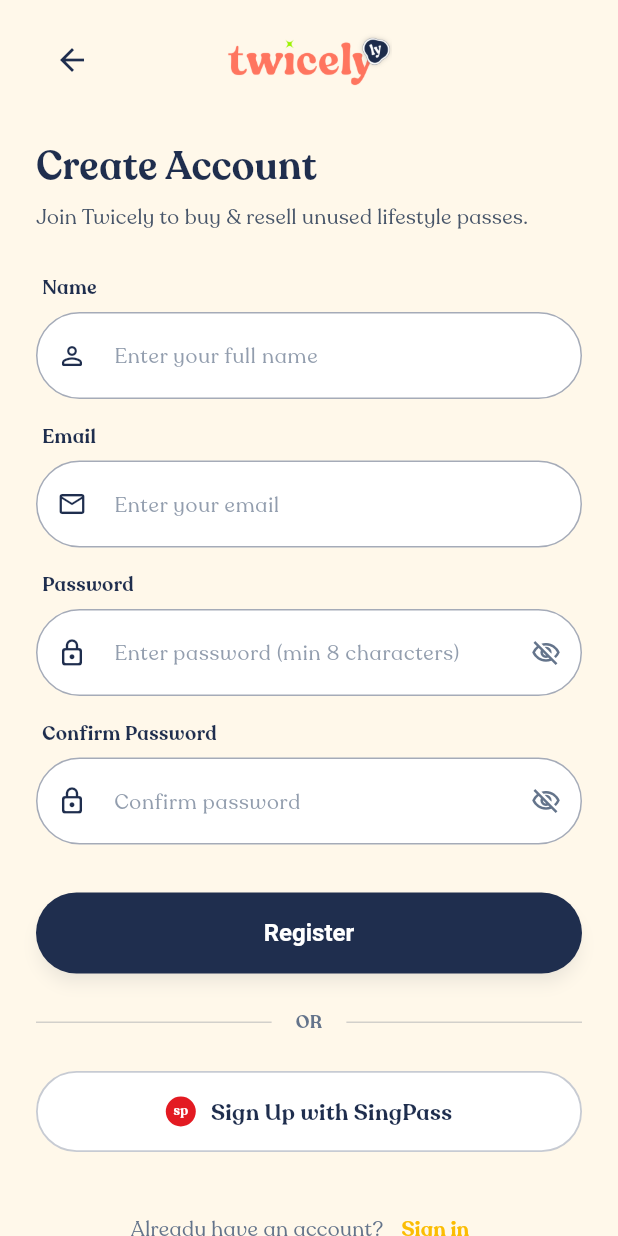
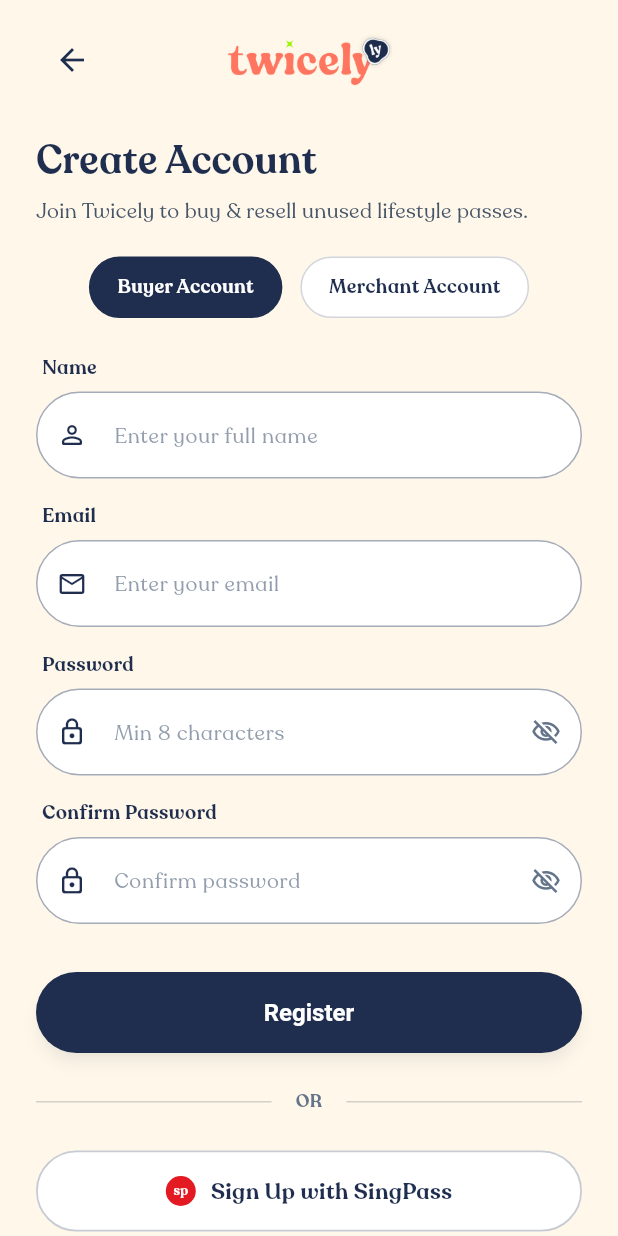
Before and after one commit to hanzlamirza910-stack/Twicely, a Flutter app: the SignupScreen screen opened directly, on a phone screen of 412 x 824 dp. Run offline on Flutter 3.47's test engine with Material 3 defaults, Android fonts, the phone set to English and light mode, and no system bars; our stand-ins replace shared_preferences, webview_flutter; accounts and stored records are empty; network calls fail.

Commit message:
feat: complete registration flow, support merchant onboarding & fix keyboard focus loop

```diff
--- a/lib/features/auth/presentation/screens/signup_screen.dart
+++ b/lib/features/auth/presentation/screens/signup_screen.dart
@@ -16,14 +16,20 @@
 class _SignupScreenState extends State<SignupScreen> {
   final _formKey = GlobalKey<FormState>();
 
+  // Shared fields
   final _nameController = TextEditingController();
   final _emailController = TextEditingController();
   final _passwordController = TextEditingController();
   final _confirmPasswordController = TextEditingController();
 
+  // Merchant-only fields
+  final _businessNameController = TextEditingController();
+  final _phoneController = TextEditingController();
+
   bool _isLoading = false;
   bool _obscurePassword = true;
   bool _obscureConfirmPassword = true;
+  bool _isMerchantSignup = false; // toggle between Buyer and Merchant signup
 
   @override
   void dispose() {
@@ -31,6 +37,8 @@
     _emailController.dispose();
     _passwordController.dispose();
     _confirmPasswordController.dispose();
+    _businessNameController.dispose();
+    _phoneController.dispose();
     super.dispose();
   }
 
@@ -39,7 +47,55 @@
       setState(() => _isLoading = true);
 
       final email = _emailController.text.trim();
-      debugPrint('[Signup] Registering user: $email');
+
+      if (_isMerchantSignup) {
+        // ── Merchant Registration ──
+        debugPrint('[Signup] Registering MERCHANT: $email, business: ${_businessNameController.text.trim()}');
+
+        final result = await ApiService.registerMerchant(
+          email: email,
+          password: _passwordController.text,
+          confirmPassword: _confirmPasswordController.text,
+          businessName: _businessNameController.text.trim(),
+          phone: _phoneController.text.trim(),
+          firstName: _nameController.text.trim().split(' ').first,
+          lastName: _nameController.text.trim().split(' ').length > 1
+              ? _nameController.text.trim().split(' ').sublist(1).join(' ')
+              : null,
+        );
+
+        debugPrint('[Signup] Merchant registration response: $result');
+
+        if (!mounted) return;
+        setState(() => _isLoading = false);
+
+        if (result['success'] == true) {
+          ScaffoldMessenger.of(context).showSnackBar(
+            const SnackBar(
+              content: Text('Merchant account created! Please verify your email.'),
+              backgroundColor: AppColors.success,
+            ),
+          );
+          Navigator.of(context).push(
+            MaterialPageRoute(
+              builder: (context) => OtpScreen(
+                email: email,
+                isMerchant: true,
+                isPasswordReset: false,
+              ),
+            ),
+          );
+        } else {
+          ScaffoldMessenger.of(context).showSnackBar(
+            SnackBar(
+              content: Text(result['message'] ?? 'Merchant registration failed. Please try again.'),
+              backgroundColor: AppColors.danger,
+            ),
+          );
+        }
+      } else {
+        // ── Buyer/User Registration ──
+        debugPrint('[Signup] Registering USER: $email');
 
         final result = await ApiService.registerUser(
           name: _nameController.text.trim(),
@@ -53,22 +109,20 @@
         setState(() => _isLoading = false);
 
         if (result['success'] == true) {
-        // Send OTP for email verification
-        debugPrint('[Signup] Registration success. Sending OTP for registration to: $email');
-        final otpResult = await ApiService.sendOtp(
+          debugPrint('[Signup] Success. Sending OTP for registration to: $email');
+          await ApiService.sendOtp(
             type: 'email',
             email: email,
             purpose: 'registration',
           );
-        debugPrint('[Signup] OTP send response: $otpResult');
 
           if (!mounted) return;
 
-        // Navigate to OTP verification screen
           Navigator.of(context).push(
             MaterialPageRoute(
               builder: (context) => OtpScreen(
                 email: email,
+                isMerchant: false,
                 isPasswordReset: false,
               ),
             ),
@@ -80,6 +134,7 @@
               backgroundColor: AppColors.danger,
             ),
           );
+        }
       }
     }
   }
@@ -97,9 +152,7 @@
     return Scaffold(
       backgroundColor: AppColors.bgLight,
       body: SafeArea(
-        child: Stack(
-          children: [
-            SingleChildScrollView(
+        child: SingleChildScrollView(
           padding: const EdgeInsets.symmetric(horizontal: 24.0, vertical: 16.0),
           child: Form(
             key: _formKey,
@@ -137,7 +190,7 @@
                     const SizedBox(width: 48),
                   ],
                 ),
-                    const SizedBox(height: 28),
+                const SizedBox(height: 24),
 
                 // Title
                 const Text(
@@ -156,10 +209,23 @@
                     fontSize: 14,
                   ),
                 ),
-                    const SizedBox(height: 28),
+                const SizedBox(height: 20),
 
-                    // ── Name ──
-                    _fieldLabel('Name'),
+                // ── Account Type Toggle ──
+                Row(
+                  mainAxisAlignment: MainAxisAlignment.center,
+                  children: [
+                    _buildTypeButton('Buyer Account', !_isMerchantSignup,
+                        () => setState(() => _isMerchantSignup = false)),
+                    const SizedBox(width: 12),
+                    _buildTypeButton('Merchant Account', _isMerchantSignup,
+                        () => setState(() => _isMerchantSignup = true)),
+                  ],
+                ),
+                const SizedBox(height: 24),
+
+                // ── Full Name ──
+                _fieldLabel(_isMerchantSignup ? 'Full Name' : 'Name'),
                 TextFormField(
                   controller: _nameController,
                   validator: (val) => Validators.validateRequired(val, 'Name'),
@@ -171,6 +237,40 @@
                   ),
                 ),
                 const SizedBox(height: 16),
+
+                // ── Business Name (Merchant only) ──
+                if (_isMerchantSignup) ...[
+                  _fieldLabel('Business Name'),
+                  TextFormField(
+                    controller: _businessNameController,
+                    validator: (val) => _isMerchantSignup
+                        ? Validators.validateRequired(val, 'Business Name')
+                        : null,
+                    textCapitalization: TextCapitalization.words,
+                    style: const TextStyle(fontSize: 15, color: AppColors.primary),
+                    decoration: _inputDecoration(
+                      hint: 'e.g. Amara Spa & Wellness',
+                      icon: Icons.business_outlined,
+                    ),
+                  ),
+                  const SizedBox(height: 16),
+
+                  // ── Phone (Merchant only) ──
+                  _fieldLabel('Phone Number'),
+                  TextFormField(
+                    controller: _phoneController,
+                    validator: (val) => _isMerchantSignup
+                        ? Validators.validateRequired(val, 'Phone')
+                        : null,
+                    keyboardType: TextInputType.phone,
+                    style: const TextStyle(fontSize: 15, color: AppColors.primary),
+                    decoration: _inputDecoration(
+                      hint: '+65 8888 8888',
+                      icon: Icons.phone_outlined,
+                    ),
+                  ),
+                  const SizedBox(height: 16),
+                ],
 
                 // ── Email ──
                 _fieldLabel('Email'),
@@ -194,7 +294,7 @@
                   validator: Validators.validatePassword,
                   style: const TextStyle(fontSize: 15, color: AppColors.primary),
                   decoration: _inputDecoration(
-                        hint: 'Enter password (min 8 characters)',
+                    hint: 'Min 8 characters',
                     icon: Icons.lock_outline_rounded,
                     suffix: IconButton(
                       icon: Icon(
@@ -241,7 +341,7 @@
 
                 // ── Register Button ──
                 CustomButton(
-                      text: 'Register',
+                  text: _isMerchantSignup ? 'Create Merchant Account' : 'Register',
                   isLoading: _isLoading,
                   onPressed: _handleSignup,
                 ),
@@ -322,7 +422,7 @@
                 ),
                 const SizedBox(height: 28),
 
-                    // ── Already have an account? Sign in ──
+                // ── Already have an account? ──
                 Row(
                   mainAxisAlignment: MainAxisAlignment.center,
                   children: [
@@ -347,14 +447,37 @@
             ),
           ),
         ),
-          ],
+      ),
+    );
+  }
+
+  // ── Account type tab button ──
+  Widget _buildTypeButton(String title, bool isSelected, VoidCallback onTap) {
+    return GestureDetector(
+      onTap: onTap,
+      child: AnimatedContainer(
+        duration: const Duration(milliseconds: 200),
+        padding: const EdgeInsets.symmetric(horizontal: 18, vertical: 10),
+        decoration: BoxDecoration(
+          color: isSelected ? AppColors.primary : Colors.white,
+          borderRadius: BorderRadius.circular(24),
+          border: Border.all(
+            color: isSelected ? AppColors.primary : AppColors.primary.withValues(alpha: 0.2),
+          ),
+        ),
+        child: Text(
+          title,
+          style: TextStyle(
+            fontSize: 13,
+            fontWeight: FontWeight.bold,
+            color: isSelected ? Colors.white : AppColors.primary,
+          ),
         ),
       ),
     );
   }
 
   // ── Helpers ──
-
   Widget _fieldLabel(String label) {
     return Padding(
       padding: const EdgeInsets.only(left: 4, bottom: 6),
```
Also changed, not shown: lib/features/auth/presentation/screens/otp_screen.dart (+22 -9 lines), 1 other file. Lines whose indentation alone changed are shown as unchanged.
